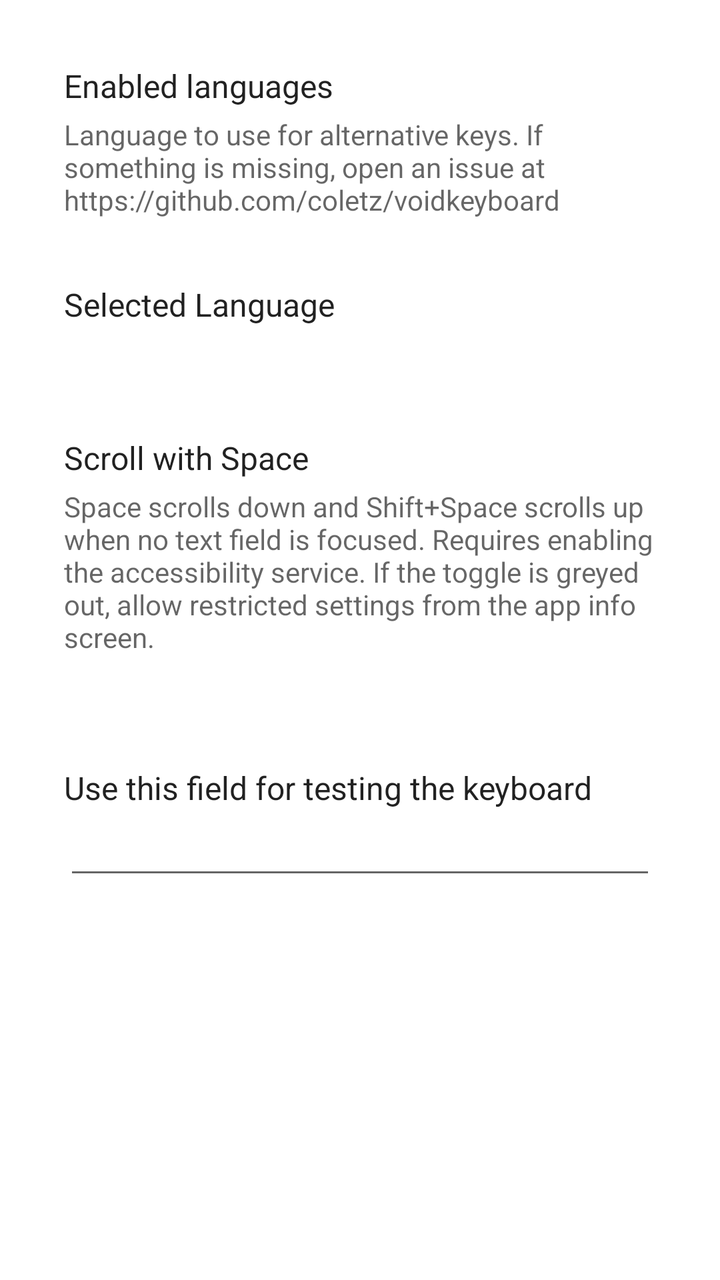
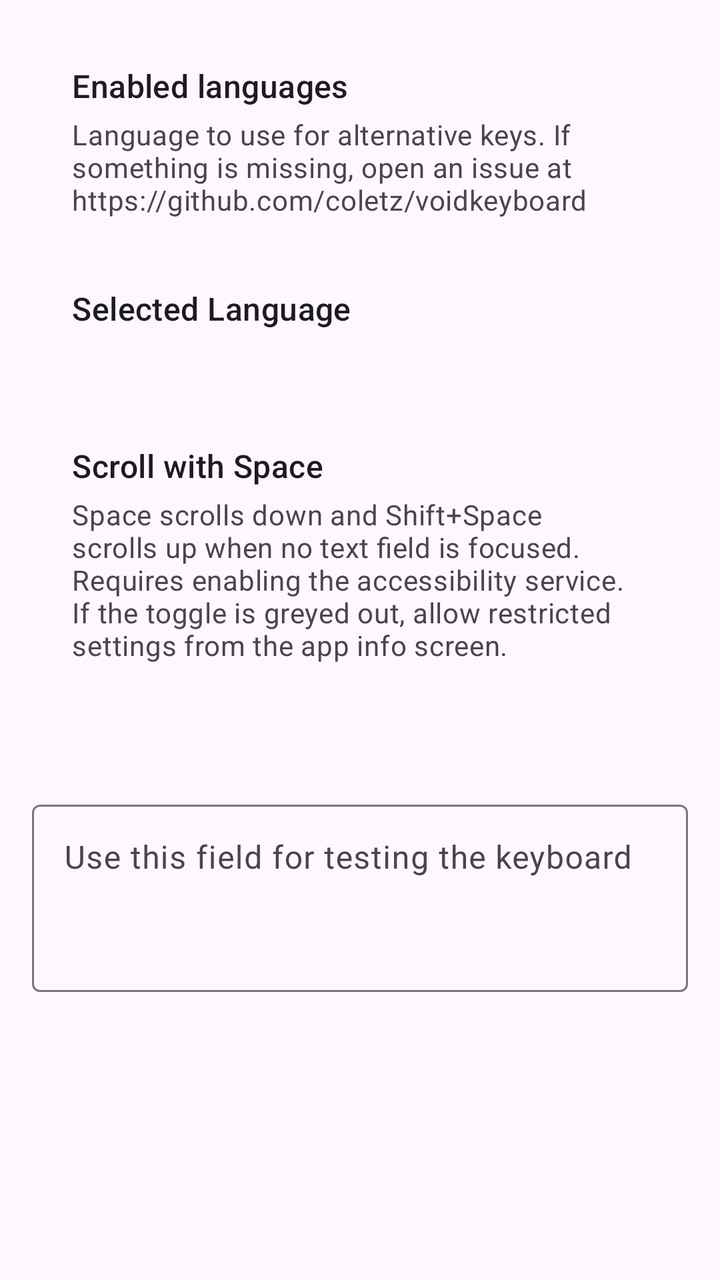

An Android layout rendered at two revisions. The XML below is the earlier revision; the diff shows what the commit changed to produce the second picture.
<!-- AndroidManifest.xml: application theme Theme.VoidKeyboard -->
<!-- res/layout/activity_settings.xml -->
<?xml version="1.0" encoding="utf-8"?>
<LinearLayout xmlns:android="http://schemas.android.com/apk/res/android"
    android:layout_width="match_parent"
    android:layout_height="match_parent"
    android:orientation="vertical"
    android:padding="16dp">

    <LinearLayout
        android:id="@+id/enabled_languages_setting"
        android:layout_width="match_parent"
        android:layout_height="wrap_content"
        android:orientation="vertical"
        android:padding="16dp"
        android:background="?android:attr/selectableItemBackground"
        android:clickable="true"
        android:focusable="true">

        <TextView
            android:layout_width="wrap_content"
            android:layout_height="wrap_content"
            android:text="@string/enabled_languages_setting"
            android:textSize="16sp"
            android:textColor="?android:attr/textColorPrimary" />

        <TextView
            android:layout_width="wrap_content"
            android:layout_height="wrap_content"
            android:layout_marginTop="4dp"
            android:textSize="14sp"
            android:text="@string/enabled_languages_setting_desc"
            android:textColor="?android:attr/textColorSecondary" />

    </LinearLayout>

    <LinearLayout
        android:id="@+id/selected_language_setting"
        android:layout_width="match_parent"
        android:layout_height="wrap_content"
        android:orientation="vertical"
        android:padding="16dp"
        android:background="?android:attr/selectableItemBackground"
        android:clickable="true"
        android:focusable="true">

        <TextView
            android:layout_width="wrap_content"
            android:layout_height="wrap_content"
            android:text="@string/settings_selected_language"
            android:textSize="16sp"
            android:textColor="?android:attr/textColorPrimary" />

        <TextView
            android:id="@+id/language_value"
            android:layout_width="wrap_content"
            android:layout_height="wrap_content"
            android:layout_marginTop="4dp"
            android:textSize="14sp"
            android:textColor="?android:attr/textColorSecondary" />

    </LinearLayout>

    <LinearLayout
        android:id="@+id/key_navigation_setting"
        android:layout_width="match_parent"
        android:layout_height="wrap_content"
        android:orientation="vertical"
        android:padding="16dp"
        android:background="?android:attr/selectableItemBackground"
        android:clickable="true"
        android:focusable="true">

        <TextView
            android:layout_width="wrap_content"
            android:layout_height="wrap_content"
            android:text="@string/key_navigation_setting"
            android:textSize="16sp"
            android:textColor="?android:attr/textColorPrimary" />

        <TextView
            android:layout_width="wrap_content"
            android:layout_height="wrap_content"
            android:layout_marginTop="4dp"
            android:textSize="14sp"
            android:text="@string/key_navigation_setting_desc"
            android:textColor="?android:attr/textColorSecondary" />

        <TextView
            android:id="@+id/key_navigation_status"
            android:layout_width="wrap_content"
            android:layout_height="wrap_content"
            android:layout_marginTop="4dp"
            android:textSize="14sp"
            android:textColor="?android:attr/textColorSecondary" />

    </LinearLayout>

    <LinearLayout
        android:id="@+id/test_container"
        android:layout_width="match_parent"
        android:layout_height="wrap_content"
        android:orientation="vertical"
        android:padding="16dp"
        android:background="?android:attr/selectableItemBackground"
        android:clickable="true"
        android:focusable="true">

        <TextView
            android:id="@+id/test_label"
            android:layout_width="wrap_content"
            android:layout_height="wrap_content"
            android:text="@string/test_label"
            android:textSize="16sp"
            android:textColor="?android:attr/textColorPrimary"
            android:labelFor="@+id/test_box" />

        <EditText
            android:id="@+id/test_box"
            android:layout_width="match_parent"
            android:layout_height="wrap_content"
            android:layout_marginTop="4dp"
            android:importantForAutofill="no"
            android:inputType="textMultiLine|textCapSentences"
            android:textSize="14sp"
            android:textColor="?android:attr/textColorSecondary" />

    </LinearLayout>

</LinearLayout>
<!-- resources referenced by this layout -->
<resources>
  <string name="enabled_languages_setting">Enabled languages</string>
  <string name="enabled_languages_setting_desc">Language to use for alternative keys. If something is missing, open an issue at https://github.com/coletz/voidkeyboard</string>
  <string name="key_navigation_setting">Scroll with Space</string>
  <string name="key_navigation_setting_desc">Space scrolls down and Shift+Space scrolls up when no text field is focused. Requires enabling the accessibility service. If the toggle is greyed out, allow restricted settings from the app info screen.</string>
  <string name="settings_selected_language">Selected Language</string>
  <string name="test_label">Use this field for testing the keyboard</string>
  <style name="Theme.VoidKeyboard" parent="Theme.MaterialComponents.DayNight.DarkActionBar">
          
          <item name="colorPrimary">@color/purple_500</item>
          <item name="colorPrimaryVariant">@color/purple_700</item>
          <item name="colorOnPrimary">@color/white</item>
          
          <item name="colorSecondary">@color/teal_200</item>
          <item name="colorSecondaryVariant">@color/teal_700</item>
          <item name="colorOnSecondary">@color/black</item>
          
          <item name="android:statusBarColor">?attr/colorPrimaryVariant</item>
          
      </style>
  <color name="purple_500">#FF6200EE</color>
  <color name="purple_700">#FF3700B3</color>
  <color name="white">#FFFFFFFF</color>
  <color name="teal_200">#FF03DAC5</color>
  <color name="teal_700">#FF018786</color>
  <color name="black">#FF000000</color>
</resources>

<!-- the commit's change to res/layout/activity_settings.xml (unified diff, before → after) -->
@@ -1,128 +1,84 @@
 <?xml version="1.0" encoding="utf-8"?>
-<LinearLayout xmlns:android="http://schemas.android.com/apk/res/android"
+<ScrollView xmlns:android="http://schemas.android.com/apk/res/android"
+    android:id="@+id/settings_root"
     android:layout_width="match_parent"
     android:layout_height="match_parent"
-    android:orientation="vertical"
-    android:padding="16dp">
+    android:clipToPadding="false">
 
     <LinearLayout
-        android:id="@+id/enabled_languages_setting"
         android:layout_width="match_parent"
         android:layout_height="wrap_content"
         android:orientation="vertical"
-        android:padding="16dp"
-        android:background="?android:attr/selectableItemBackground"
-        android:clickable="true"
-        android:focusable="true">
+        android:padding="16dp">
 
-        <TextView
-            android:layout_width="wrap_content"
+        
+        <LinearLayout
+            android:id="@+id/enabled_languages_setting"
+            style="@style/SettingsItem">
+
+            <TextView
+                style="@style/SettingsItemTitle"
+                android:text="@string/enabled_languages_setting" />
+
+            <TextView
+                style="@style/SettingsItemSummary"
+                android:text="@string/enabled_languages_setting_desc" />
+
+        </LinearLayout>
+
+        <LinearLayout
+            android:id="@+id/selected_language_setting"
+            style="@style/SettingsItem">
+
+            <TextView
+                style="@style/SettingsItemTitle"
+                android:text="@string/settings_selected_language" />
+
+            <TextView
+                android:id="@+id/language_value"
+                style="@style/SettingsItemSummary" />
+
+        </LinearLayout>
+
+        <LinearLayout
+            android:id="@+id/key_navigation_setting"
+            style="@style/SettingsItem">
+
+            <TextView
+                style="@style/SettingsItemTitle"
+                android:text="@string/key_navigation_setting" />
+
+            <TextView
+                style="@style/SettingsItemSummary"
+                android:text="@string/key_navigation_setting_desc" />
+
+            <TextView
+                android:id="@+id/key_navigation_status"
+                style="@style/SettingsItemSummary"
+                android:textAppearance="?attr/textAppearanceLabelLarge"
+                android:textColor="?attr/colorPrimary" />
+
+        </LinearLayout>
+
+        <com.google.android.material.textfield.TextInputLayout
+            android:id="@+id/test_input_layout"
+            style="@style/Widget.Material3.TextInputLayout.OutlinedBox"
+            android:layout_width="match_parent"
             android:layout_height="wrap_content"
-            android:text="@string/enabled_languages_setting"
-            android:textSize="16sp"
-            android:textColor="?android:attr/textColorPrimary" />
+            android:layout_marginTop="24dp"
+            android:hint="@string/test_label">
 
-        <TextView
-            android:layout_width="wrap_content"
-            android:layout_height="wrap_content"
-            android:layout_marginTop="4dp"
-            android:textSize="14sp"
-            android:text="@string/enabled_languages_setting_desc"
-            android:textColor="?android:attr/textColorSecondary" />
+            <com.google.android.material.textfield.TextInputEditText
+                android:id="@+id/test_box"
+                android:layout_width="match_parent"
+                android:layout_height="wrap_content"
+                android:importantForAutofill="no"
+                android:inputType="textMultiLine|textCapSentences"
+                android:minLines="3"
+                android:gravity="top|start" />
+
+        </com.google.android.material.textfield.TextInputLayout>
 
     </LinearLayout>
 
-    <LinearLayout
-        android:id="@+id/selected_language_setting"
-        android:layout_width="match_parent"
-        android:layout_height="wrap_content"
-        android:orientation="vertical"
-        android:padding="16dp"
-        android:background="?android:attr/selectableItemBackground"
-        android:clickable="true"
-        android:focusable="true">
-
-        <TextView
-            android:layout_width="wrap_content"
-            android:layout_height="wrap_content"
-            android:text="@string/settings_selected_language"
-            android:textSize="16sp"
-            android:textColor="?android:attr/textColorPrimary" />
-
-        <TextView
-            android:id="@+id/language_value"
-            android:layout_width="wrap_content"
-            android:layout_height="wrap_content"
-            android:layout_marginTop="4dp"
-            android:textSize="14sp"
-            android:textColor="?android:attr/textColorSecondary" />
-
-    </LinearLayout>
-
-    <LinearLayout
-        android:id="@+id/key_navigation_setting"
-        android:layout_width="match_parent"
-        android:layout_height="wrap_content"
-        android:orientation="vertical"
-        android:padding="16dp"
-        android:background="?android:attr/selectableItemBackground"
-        android:clickable="true"
-        android:focusable="true">
-
-        <TextView
-            android:layout_width="wrap_content"
-            android:layout_height="wrap_content"
-            android:text="@string/key_navigation_setting"
-            android:textSize="16sp"
-            android:textColor="?android:attr/textColorPrimary" />
-
-        <TextView
-            android:layout_width="wrap_content"
-            android:layout_height="wrap_content"
-            android:layout_marginTop="4dp"
-            android:textSize="14sp"
-            android:text="@string/key_navigation_setting_desc"
-            android:textColor="?android:attr/textColorSecondary" />
-
-        <TextView
-            android:id="@+id/key_navigation_status"
-            android:layout_width="wrap_content"
-            android:layout_height="wrap_content"
-            android:layout_marginTop="4dp"
-            android:textSize="14sp"
-            android:textColor="?android:attr/textColorSecondary" />
-
-    </LinearLayout>
-
-    <LinearLayout
-        android:id="@+id/test_container"
-        android:layout_width="match_parent"
-        android:layout_height="wrap_content"
-        android:orientation="vertical"
-        android:padding="16dp"
-        android:background="?android:attr/selectableItemBackground"
-        android:clickable="true"
-        android:focusable="true">
-
-        <TextView
-            android:id="@+id/test_label"
-            android:layout_width="wrap_content"
-            android:layout_height="wrap_content"
-            android:text="@string/test_label"
-            android:textSize="16sp"
-            android:textColor="?android:attr/textColorPrimary"
-            android:labelFor="@+id/test_box" />
-
-        <EditText
-            android:id="@+id/test_box"
-            android:layout_width="match_parent"
-            android:layout_height="wrap_content"
-            android:layout_marginTop="4dp"
-            android:importantForAutofill="no"
-            android:inputType="textMultiLine|textCapSentences"
-            android:textSize="14sp"
-            android:textColor="?android:attr/textColorSecondary" />
-
-    </LinearLayout>
-
-</LinearLayout>
+</ScrollView>
<!-- resource entries referenced after the edit -->
@@ -6,24 +6,27 @@
   <string name="key_navigation_setting_desc">Space scrolls down and Shift+Space scrolls up when no text field is focused. Requires enabling the accessibility service. If the toggle is greyed out, allow restricted settings from the app info screen.</string>
   <string name="settings_selected_language">Selected Language</string>
   <string name="test_label">Use this field for testing the keyboard</string>
-  <style name="Theme.VoidKeyboard" parent="Theme.MaterialComponents.DayNight.DarkActionBar">
-          
-          <item name="colorPrimary">@color/purple_500</item>
-          <item name="colorPrimaryVariant">@color/purple_700</item>
-          <item name="colorOnPrimary">@color/white</item>
-          
-          <item name="colorSecondary">@color/teal_200</item>
-          <item name="colorSecondaryVariant">@color/teal_700</item>
-          <item name="colorOnSecondary">@color/black</item>
-          
-          <item name="android:statusBarColor">?attr/colorPrimaryVariant</item>
-          
+  <style name="SettingsItem">
+          <item name="android:layout_width">match_parent</item>
+          <item name="android:layout_height">wrap_content</item>
+          <item name="android:layout_marginBottom">2dp</item>
+          <item name="android:orientation">vertical</item>
+          <item name="android:paddingHorizontal">20dp</item>
+          <item name="android:paddingVertical">16dp</item>
+          <item name="android:clickable">true</item>
+          <item name="android:focusable">true</item>
       </style>
-  <color name="purple_500">#FF6200EE</color>
-  <color name="purple_700">#FF3700B3</color>
-  <color name="white">#FFFFFFFF</color>
-  <color name="teal_200">#FF03DAC5</color>
-  <color name="teal_700">#FF018786</color>
-  <color name="black">#FF000000</color>
+  <style name="SettingsItemSummary" parent="SettingsItemTitle">
+          <item name="android:layout_marginTop">4dp</item>
+          <item name="android:textAppearance">?attr/textAppearanceBodyMedium</item>
+          <item name="android:textColor">?attr/colorOnSurfaceVariant</item>
+      </style>
+  <style name="SettingsItemTitle">
+          <item name="android:layout_width">wrap_content</item>
+          <item name="android:layout_height">wrap_content</item>
+          <item name="android:textAppearance">?attr/textAppearanceTitleMedium</item>
+          <item name="android:textColor">?attr/colorOnSurface</item>
+      </style>
+  <style name="Theme.VoidKeyboard" parent="Theme.Material3.DayNight" />
 </resources>
 
